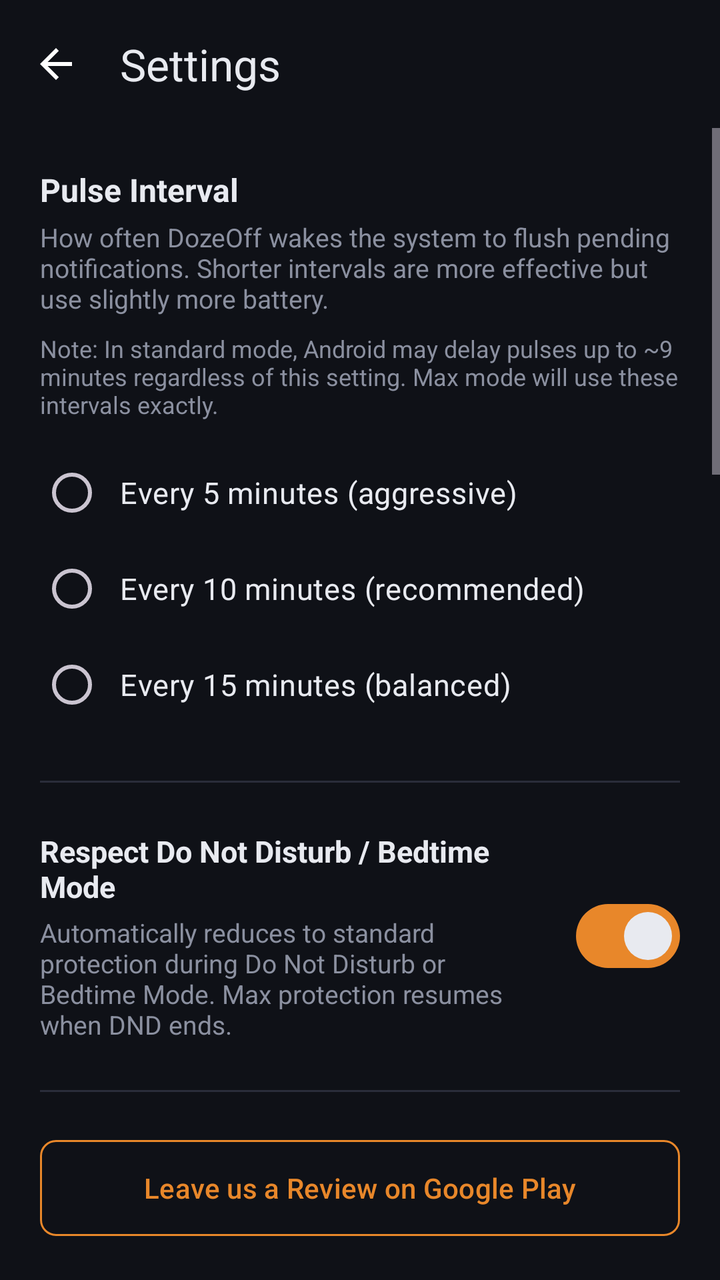
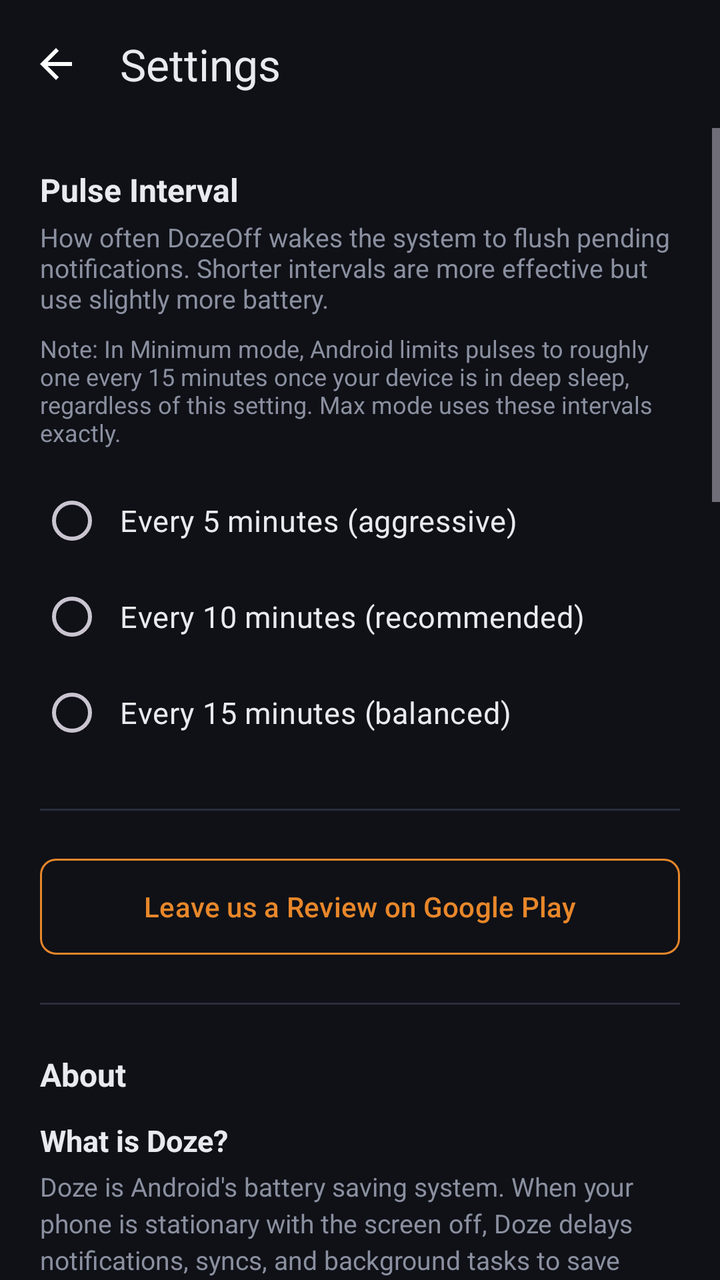

An Android layout rendered at two revisions. The XML below is the earlier revision; the diff shows what the commit changed to produce the second picture.
<!-- AndroidManifest.xml: application theme Theme.DozeOff -->
<!-- res/layout/activity_settings.xml -->
<?xml version="1.0" encoding="utf-8"?>
<LinearLayout xmlns:android="http://schemas.android.com/apk/res/android"
    xmlns:app="http://schemas.android.com/apk/res-auto"
    android:layout_width="match_parent"
    android:layout_height="match_parent"
    android:background="@color/background"
    android:fitsSystemWindows="true"
    android:orientation="vertical">

    <com.google.android.material.appbar.MaterialToolbar
        android:id="@+id/toolbar"
        android:layout_width="match_parent"
        android:layout_height="?attr/actionBarSize"
        android:background="@color/background"
        app:navigationIcon="@drawable/ic_arrow_back"
        app:title="Settings"
        app:titleTextColor="@color/text_primary" />

    <ScrollView
        android:layout_width="match_parent"
        android:layout_height="match_parent"
        android:fillViewport="true">

        <LinearLayout
            android:layout_width="match_parent"
            android:layout_height="wrap_content"
            android:orientation="vertical"
            android:padding="20dp">

            
            <TextView
                android:layout_width="wrap_content"
                android:layout_height="wrap_content"
                android:text="Pulse Interval"
                android:textColor="@color/text_primary"
                android:textSize="16sp"
                android:textStyle="bold" />

            <TextView
                android:layout_width="wrap_content"
                android:layout_height="wrap_content"
                android:layout_marginTop="4dp"
                android:text="How often DozeOff wakes the system to flush pending notifications. Shorter intervals are more effective but use slightly more battery."
                android:textColor="@color/text_secondary"
                android:textSize="13sp" />

            <TextView
                android:layout_width="wrap_content"
                android:layout_height="wrap_content"
                android:layout_marginTop="8dp"
                android:text="Note: In standard mode, Android may delay pulses up to ~9 minutes regardless of this setting. Max mode will use these intervals exactly."
                android:textColor="@color/text_secondary"
                android:textSize="12sp"
                android:fontStyle="italic" />

            <RadioGroup
                android:id="@+id/radioInterval"
                android:layout_width="match_parent"
                android:layout_height="wrap_content"
                android:layout_marginTop="12dp">

                <com.google.android.material.radiobutton.MaterialRadioButton
                    android:id="@+id/radio5min"
                    android:layout_width="match_parent"
                    android:layout_height="wrap_content"
                    android:padding="8dp"
                    android:text="Every 5 minutes (aggressive)"
                    android:textColor="@color/text_primary"
                    android:textSize="15sp" />

                <com.google.android.material.radiobutton.MaterialRadioButton
                    android:id="@+id/radio10min"
                    android:layout_width="match_parent"
                    android:layout_height="wrap_content"
                    android:padding="8dp"
                    android:text="Every 10 minutes (recommended)"
                    android:textColor="@color/text_primary"
                    android:textSize="15sp" />

                <com.google.android.material.radiobutton.MaterialRadioButton
                    android:id="@+id/radio15min"
                    android:layout_width="match_parent"
                    android:layout_height="wrap_content"
                    android:padding="8dp"
                    android:text="Every 15 minutes (balanced)"
                    android:textColor="@color/text_primary"
                    android:textSize="15sp" />

            </RadioGroup>

            <View
                android:layout_width="match_parent"
                android:layout_height="1dp"
                android:layout_marginVertical="24dp"
                android:background="@color/divider" />

            
            <LinearLayout
                android:layout_width="match_parent"
                android:layout_height="wrap_content"
                android:gravity="center_vertical"
                android:orientation="horizontal">

                <LinearLayout
                    android:layout_width="0dp"
                    android:layout_height="wrap_content"
                    android:layout_weight="1"
                    android:layout_marginEnd="16dp"
                    android:orientation="vertical">

                    <TextView
                        android:layout_width="wrap_content"
                        android:layout_height="wrap_content"
                        android:text="Respect Do Not Disturb / Bedtime Mode"
                        android:textColor="@color/text_primary"
                        android:textSize="15sp"
                        android:textStyle="bold" />

                    <TextView
                        android:layout_width="wrap_content"
                        android:layout_height="wrap_content"
                        android:layout_marginTop="4dp"
                        android:text="Automatically reduces to standard protection during Do Not Disturb or Bedtime Mode. Max protection resumes when DND ends."
                        android:textColor="@color/text_secondary"
                        android:textSize="13sp" />

                </LinearLayout>

                <com.google.android.material.materialswitch.MaterialSwitch
                    android:id="@+id/switchRespectDnd"
                    android:layout_width="wrap_content"
                    android:layout_height="wrap_content"
                    android:checked="true" />

            </LinearLayout>

            <View
                android:layout_width="match_parent"
                android:layout_height="1dp"
                android:layout_marginVertical="24dp"
                android:background="@color/divider" />

            
            <com.google.android.material.button.MaterialButton
                android:id="@+id/btnLeaveReview"
                style="@style/Widget.Material3.Button.OutlinedButton"
                android:layout_width="match_parent"
                android:layout_height="48dp"
                android:insetTop="0dp"
                android:insetBottom="0dp"
                android:text="Leave us a Review on Google Play"
                android:textSize="14sp"
                app:cornerRadius="8dp"
                app:strokeColor="@color/primary" />

            <View
                android:layout_width="match_parent"
                android:layout_height="1dp"
                android:layout_marginVertical="24dp"
                android:background="@color/divider" />

            
            <TextView
                android:layout_width="wrap_content"
                android:layout_height="wrap_content"
                android:text="About"
                android:textColor="@color/text_primary"
                android:textSize="16sp"
                android:textStyle="bold" />

            <TextView
                android:layout_width="wrap_content"
                android:layout_height="wrap_content"
                android:layout_marginTop="12dp"
                android:text="What is Doze?"
                android:textColor="@color/text_primary"
                android:textSize="15sp"
                android:textStyle="bold" />

            <TextView
                android:layout_width="wrap_content"
                android:layout_height="wrap_content"
                android:layout_marginTop="4dp"
                android:lineSpacingExtra="3dp"
                android:text="Doze is Android's battery saving system. When your phone is stationary with the screen off, Doze delays notifications, syncs, and background tasks to save battery. While this extends battery life, it can cause notifications to arrive minutes or even hours late — a common frustration for many Android users."
                android:textColor="@color/text_secondary"
                android:textSize="13sp" />

            <TextView
                android:layout_width="wrap_content"
                android:layout_height="wrap_content"
                android:layout_marginTop="16dp"
                android:text="How does DozeOff help?"
                android:textColor="@color/text_primary"
                android:textSize="15sp"
                android:textStyle="bold" />

            <TextView
                android:layout_width="wrap_content"
                android:layout_height="wrap_content"
                android:layout_marginTop="4dp"
                android:lineSpacingExtra="3dp"
                android:text="DozeOff sends periodic background pulses that prevent your phone from entering deep Doze. This creates brief wake windows that allow pending notifications, messages, and syncs to be delivered on time — with minimal battery impact (typically 1-2% per day)."
                android:textColor="@color/text_secondary"
                android:textSize="13sp" />

            <TextView
                android:layout_width="wrap_content"
                android:layout_height="wrap_content"
                android:layout_marginTop="16dp"
                android:text="What's the difference between Standard &amp; Max protection?"
                android:textColor="@color/text_primary"
                android:textSize="15sp"
                android:textStyle="bold" />

            <TextView
                android:layout_width="wrap_content"
                android:layout_height="wrap_content"
                android:layout_marginTop="12dp"
                android:text="Standard Protection (On)"
                android:textColor="@color/text_primary"
                android:textSize="14sp"
                android:textStyle="bold" />

            <TextView
                android:layout_width="wrap_content"
                android:layout_height="wrap_content"
                android:layout_marginTop="4dp"
                android:lineSpacingExtra="3dp"
                android:text="DozeOff sends a regular background pulse (frequency set above) to wake your device briefly and allow delayed notifications to come through. This works within Android's normal battery rules, so some pulses may be slightly delayed by the system during deep sleep. Most notification delays will be significantly reduced.\n\nYou won't see any extra icons or indicators from this mode."
                android:textColor="@color/text_secondary"
                android:textSize="13sp" />

            <TextView
                android:layout_width="wrap_content"
                android:layout_height="wrap_content"
                android:layout_marginTop="12dp"
                android:text="Maximum Protection (Max)"
                android:textColor="@color/text_primary"
                android:textSize="14sp"
                android:textStyle="bold" />

            <TextView
                android:layout_width="wrap_content"
                android:layout_height="wrap_content"
                android:layout_marginTop="4dp"
                android:lineSpacingExtra="3dp"
                android:text="Max mode uses a stronger method that Android cannot delay or skip. Every pulse fires exactly on schedule and briefly puts the entire system into an alert state, flushing all pending notifications, messages, and syncs.\n\nThis is significantly more effective than standard protection, but there are two things to be aware of:\n\n1) A small alarm clock icon may appear in your status bar on some devices. This is not something DozeOff can disable.\n\n2) Max mode can interfere with Do Not Disturb and Bedtime modes, when enabled. By default, DozeOff automatically drops to standard protection while Do Not Disturb or Bedtime Mode is active and resumes Max when it ends. You can change this with the toggle above.\n\nBattery impact for both modes is minimal — typically 1-2% per day."
                android:textColor="@color/text_secondary"
                android:textSize="13sp" />

            <View
                android:layout_width="match_parent"
                android:layout_height="1dp"
                android:layout_marginVertical="24dp"
                android:background="@color/divider" />

            <TextView
                android:layout_width="wrap_content"
                android:layout_height="wrap_content"
                android:text="Made by CoverTwo Games"
                android:textColor="@color/text_secondary"
                android:textSize="13sp" />

            <View
                android:layout_width="match_parent"
                android:layout_height="1dp"
                android:layout_marginVertical="24dp"
                android:background="@color/divider" />

            
            <TextView
                android:layout_width="wrap_content"
                android:layout_height="wrap_content"
                android:text="Network Diagnostic"
                android:textColor="@color/text_primary"
                android:textSize="16sp"
                android:textStyle="bold" />

            <TextView
                android:layout_width="wrap_content"
                android:layout_height="wrap_content"
                android:layout_marginTop="4dp"
                android:text="Measures whether each pulse's network request actually connects."
                android:textColor="@color/text_secondary"
                android:textSize="12sp" />

            <TextView
                android:id="@+id/textNetLog"
                android:layout_width="match_parent"
                android:layout_height="wrap_content"
                android:layout_marginTop="8dp"
                android:background="@color/divider"
                android:fontFamily="monospace"
                android:padding="12dp"
                android:text="No entries yet"
                android:textColor="@color/text_secondary"
                android:textSize="11sp" />

            <LinearLayout
                android:layout_width="match_parent"
                android:layout_height="wrap_content"
                android:layout_marginTop="8dp"
                android:orientation="horizontal">

                <com.google.android.material.button.MaterialButton
                    android:id="@+id/btnCopyNetLog"
                    style="@style/Widget.Material3.Button.OutlinedButton"
                    android:layout_width="0dp"
                    android:layout_height="40dp"
                    android:layout_marginEnd="8dp"
                    android:layout_weight="1"
                    android:insetTop="0dp"
                    android:insetBottom="0dp"
                    android:text="Copy to Clipboard"
                    android:textSize="12sp"
                    app:cornerRadius="8dp"
                    app:strokeColor="@color/primary" />

                <com.google.android.material.button.MaterialButton
                    android:id="@+id/btnClearNetLog"
                    style="@style/Widget.Material3.Button.OutlinedButton"
                    android:layout_width="0dp"
                    android:layout_height="40dp"
                    android:layout_weight="1"
                    android:insetTop="0dp"
                    android:insetBottom="0dp"
                    android:text="Clear"
                    android:textSize="12sp"
                    app:cornerRadius="8dp"
                    app:strokeColor="@color/text_secondary" />

            </LinearLayout>

        </LinearLayout>

    </ScrollView>

</LinearLayout>
<!-- resources referenced by this layout -->
<resources>
  <color name="background">#0F1117</color>
  <color name="divider">#2A2D3A</color>
  <color name="primary">#E8872A</color>
  <color name="text_primary">#E8EAF0</color>
  <color name="text_secondary">#8B90A0</color>
  <!-- drawable ic_arrow_back (drawable) -->
  <?xml version="1.0" encoding="utf-8"?>
  <vector xmlns:android="http://schemas.android.com/apk/res/android"
      android:width="24dp"
      android:height="24dp"
      android:viewportWidth="24"
      android:viewportHeight="24">
      <path
          android:fillColor="#FFFFFF"
          android:pathData="M20,11H7.83l5.59,-5.59L12,4l-8,8 8,8 1.41,-1.41L7.83,13H20v-2z" />
  </vector>
  <style name="Theme.DozeOff" parent="Theme.Material3.Dark.NoActionBar">
          <item name="colorPrimary">@color/primary</item>
          <item name="colorPrimaryDark">@color/primary_dark</item>
          <item name="colorOnPrimary">@color/text_primary</item>
          <item name="android:windowBackground">@color/background</item>
          <item name="android:statusBarColor">@color/background</item>
          <item name="android:navigationBarColor">@color/background</item>
          <item name="android:windowLightStatusBar">false</item>
      </style>
  <color name="primary_dark">#D47520</color>
</resources>

<!-- the commit's change to res/layout/activity_settings.xml (unified diff, before → after) -->
@@ -48,7 +48,7 @@
                 android:layout_width="wrap_content"
                 android:layout_height="wrap_content"
                 android:layout_marginTop="8dp"
-                android:text="Note: In standard mode, Android may delay pulses up to ~9 minutes regardless of this setting. Max mode will use these intervals exactly."
+                android:text="Note: In Minimum mode, Android limits pulses to roughly one every 15 minutes once your device is in deep sleep, regardless of this setting. Max mode uses these intervals exactly."
                 android:textColor="@color/text_secondary"
                 android:textSize="12sp"
                 android:fontStyle="italic" />
@@ -95,52 +95,6 @@
                 android:background="@color/divider" />
 
             
-            <LinearLayout
-                android:layout_width="match_parent"
-                android:layout_height="wrap_content"
-                android:gravity="center_vertical"
-                android:orientation="horizontal">
-
-                <LinearLayout
-                    android:layout_width="0dp"
-                    android:layout_height="wrap_content"
-                    android:layout_weight="1"
-                    android:layout_marginEnd="16dp"
-                    android:orientation="vertical">
-
-                    <TextView
-                        android:layout_width="wrap_content"
-                        android:layout_height="wrap_content"
-                        android:text="Respect Do Not Disturb / Bedtime Mode"
-                        android:textColor="@color/text_primary"
-                        android:textSize="15sp"
-                        android:textStyle="bold" />
-
-                    <TextView
-                        android:layout_width="wrap_content"
-                        android:layout_height="wrap_content"
-                        android:layout_marginTop="4dp"
-                        android:text="Automatically reduces to standard protection during Do Not Disturb or Bedtime Mode. Max protection resumes when DND ends."
-                        android:textColor="@color/text_secondary"
-                        android:textSize="13sp" />
-
-                </LinearLayout>
-
-                <com.google.android.material.materialswitch.MaterialSwitch
-                    android:id="@+id/switchRespectDnd"
-                    android:layout_width="wrap_content"
-                    android:layout_height="wrap_content"
-                    android:checked="true" />
-
-            </LinearLayout>
-
-            <View
-                android:layout_width="match_parent"
-                android:layout_height="1dp"
-                android:layout_marginVertical="24dp"
-                android:background="@color/divider" />
-
-            
             <com.google.android.material.button.MaterialButton
                 android:id="@+id/btnLeaveReview"
                 style="@style/Widget.Material3.Button.OutlinedButton"
@@ -208,7 +162,7 @@
                 android:layout_width="wrap_content"
                 android:layout_height="wrap_content"
                 android:layout_marginTop="16dp"
-                android:text="What's the difference between Standard &amp; Max protection?"
+                android:text="What's the difference between Minimum &amp; Max protection?"
                 android:textColor="@color/text_primary"
                 android:textSize="15sp"
                 android:textStyle="bold" />
@@ -217,7 +171,7 @@
                 android:layout_width="wrap_content"
                 android:layout_height="wrap_content"
                 android:layout_marginTop="12dp"
-                android:text="Standard Protection (On)"
+                android:text="Minimum Protection (Min)"
                 android:textColor="@color/text_primary"
                 android:textSize="14sp"
                 android:textStyle="bold" />
@@ -227,7 +181,7 @@
                 android:layout_height="wrap_content"
                 android:layout_marginTop="4dp"
                 android:lineSpacingExtra="3dp"
-                android:text="DozeOff sends a regular background pulse (frequency set above) to wake your device briefly and allow delayed notifications to come through. This works within Android's normal battery rules, so some pulses may be slightly delayed by the system during deep sleep. Most notification delays will be significantly reduced.\n\nYou won't see any extra icons or indicators from this mode."
+                android:text="DozeOff sends a regular background pulse (frequency set above) that works within Android's normal battery rules. Android limits these pulses to roughly one every 15 minutes once your device is in deep sleep, and they don't bring the device fully out of it.\n\nThis means Minimum uses very little battery and shows no icons, but other apps' notifications may still be delayed while your phone is asleep.\n\nMinimum is the conservative choice. If timely notifications are the reason you installed DozeOff, use Max."
                 android:textColor="@color/text_secondary"
                 android:textSize="13sp" />
 
@@ -245,7 +199,7 @@
                 android:layout_height="wrap_content"
                 android:layout_marginTop="4dp"
                 android:lineSpacingExtra="3dp"
-                android:text="Max mode uses a stronger method that Android cannot delay or skip. Every pulse fires exactly on schedule and briefly puts the entire system into an alert state, flushing all pending notifications, messages, and syncs.\n\nThis is significantly more effective than standard protection, but there are two things to be aware of:\n\n1) A small alarm clock icon may appear in your status bar on some devices. This is not something DozeOff can disable.\n\n2) Max mode can interfere with Do Not Disturb and Bedtime modes, when enabled. By default, DozeOff automatically drops to standard protection while Do Not Disturb or Bedtime Mode is active and resumes Max when it ends. You can change this with the toggle above.\n\nBattery impact for both modes is minimal — typically 1-2% per day."
+                android:text="Max uses a stronger method that Android cannot delay or skip. Each pulse briefly brings your whole device out of deep sleep, which is when Android delivers all pending notifications, messages and syncs from every app. This is the mode that actually addresses delayed notifications.\n\nTwo things to be aware of:\n\n1) A small alarm clock icon may appear in your status bar. Whether it appears depends on your device, and many phones never show it.\n\n2) Max can interfere with Do Not Disturb and Bedtime modes. DozeOff pauses Max while those are active and resumes automatically when they end.\n\nBattery impact for both modes is minimal — typically 1-2% per day."
                 android:textColor="@color/text_secondary"
                 android:textSize="13sp" />
 
